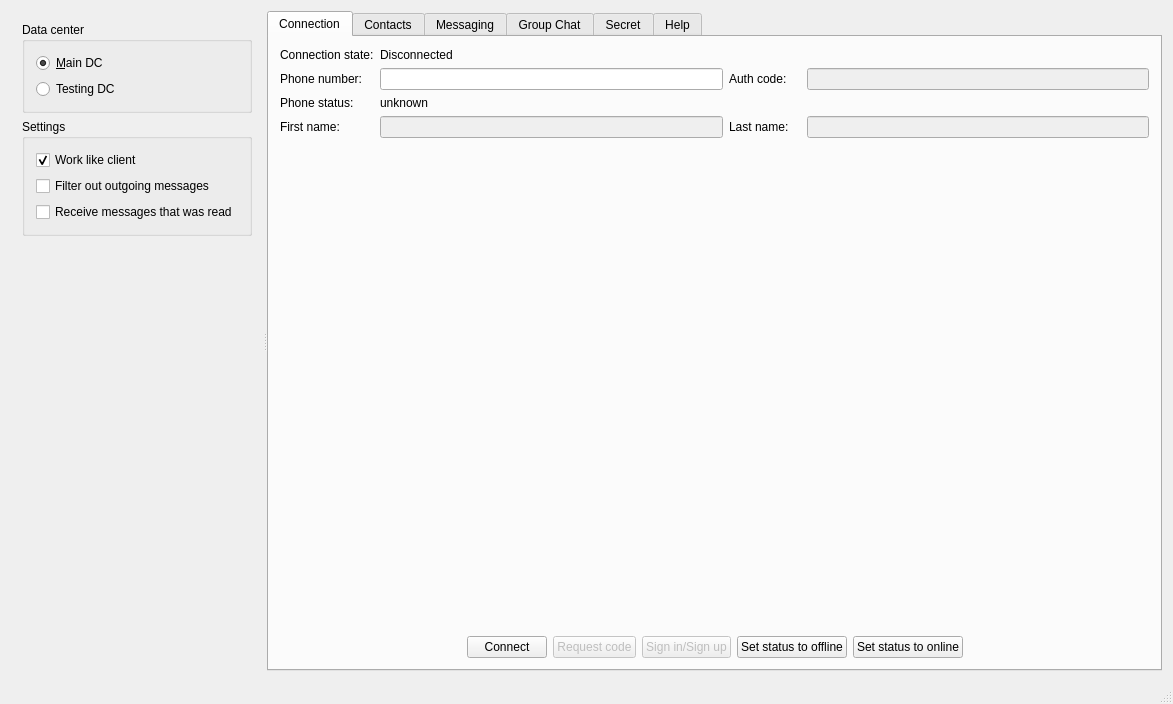
Kaffeine/telegram-qt, file testApp/MainWindow.ui: the form before one commit.
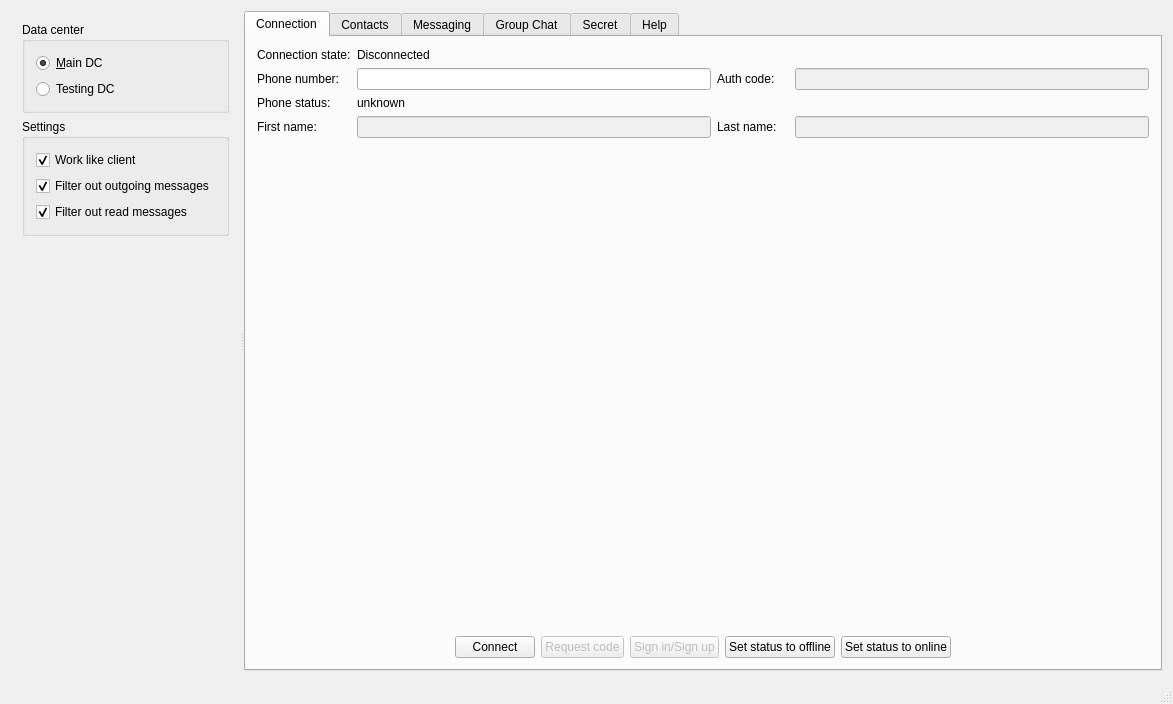
The form after the commit.

Commit message: testApp: Changed default message filter settings.

The edit to the form file:
```diff
--- a/testApp/MainWindow.ui
+++ b/testApp/MainWindow.ui
@@ -65,6 +65,9 @@
              <property name="text">
               <string>Filter out outgoing messages</string>
              </property>
+             <property name="checked">
+              <bool>true</bool>
+             </property>
             </widget>
            </item>
            <item row="0" column="0">
@@ -86,10 +89,10 @@
               <string>If this box is checked, application will ignore read messages.</string>
              </property>
              <property name="text">
-              <string>Receive messages that was read</string>
+              <string>Filter out read messages</string>
              </property>
              <property name="checked">
-              <bool>false</bool>
+              <bool>true</bool>
              </property>
             </widget>
            </item>
```
